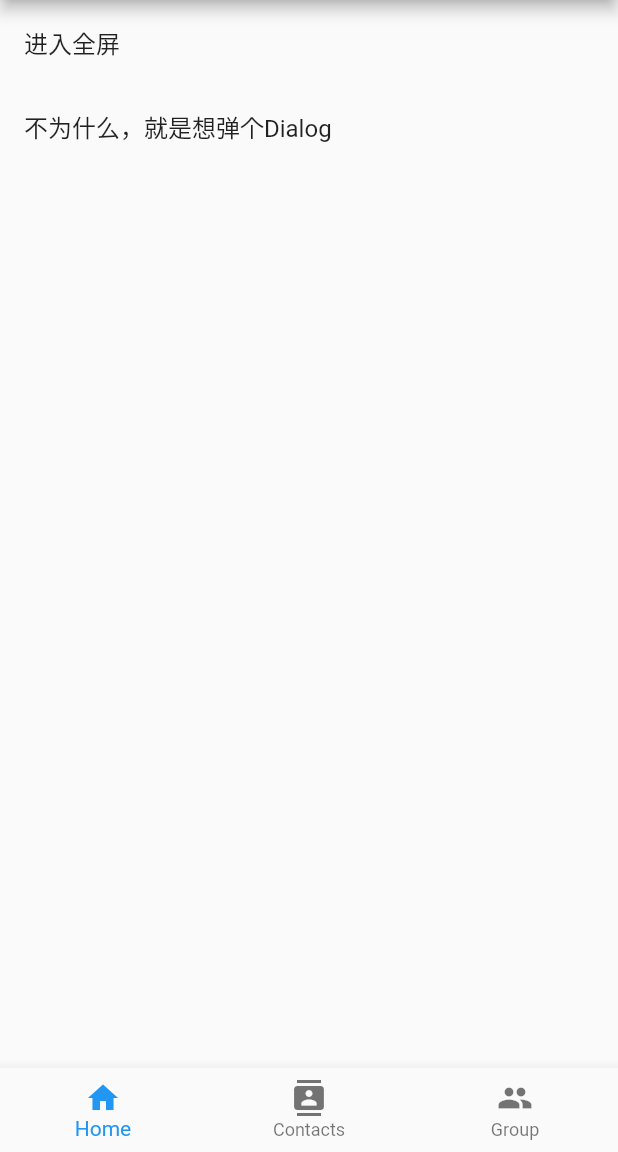
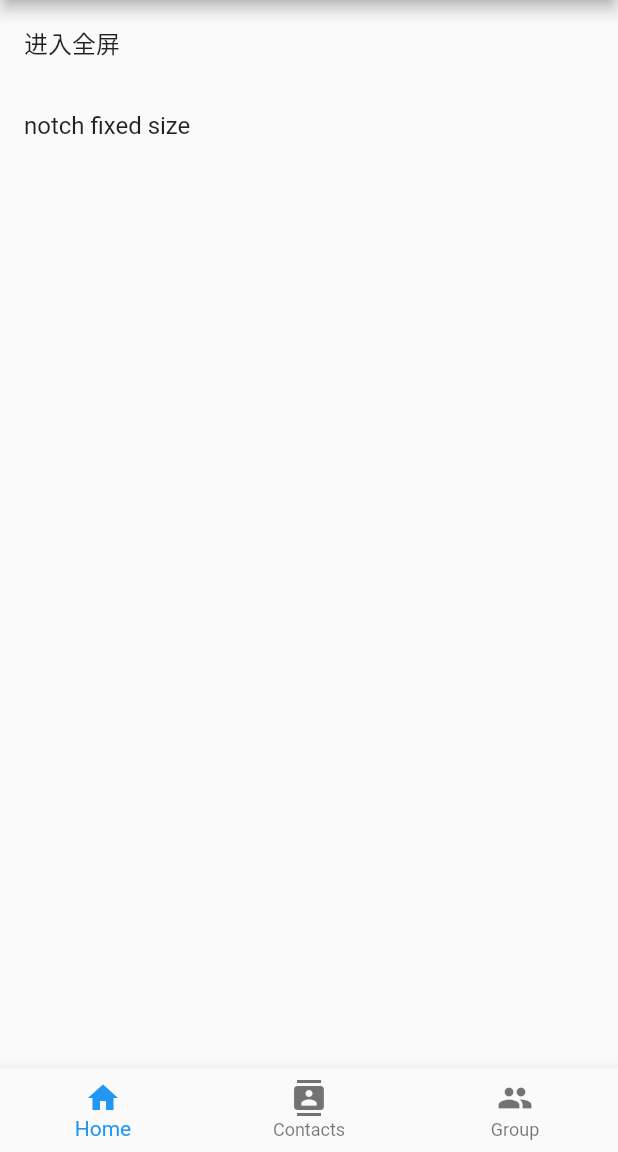
Before and after one commit to ovaldi/fake_notch, a Flutter app: the screen it shows after launch, on a phone screen of 412 x 824 dp, the part 84-1236 px from its top. Run offline on Flutter 3.47's test engine with Material 2 defaults, Android fonts, the phone set to English and light mode, and no system bars; our stand-ins replace device_info.

Commit message:
修正依赖

```diff
--- a/example/lib/main.dart
+++ b/example/lib/main.dart
@@ -111,9 +111,9 @@ class _HomeState extends State<Home> {
                     },
                   ),
                   ListTile(
-                    title: const Text('不为什么，就是想弹个Dialog'),
+                    title: const Text('notch fixed size'),
                     onTap: () {
-                      _showTips('提示', '不为什么，就是想弹个Dialog');
+                      _showTips('提示', 'notch fixed size: ${NotchFixedProvider.of(context).width} - ${NotchFixedProvider.of(context).height}');
                     },
                   ),
                 ],
```
